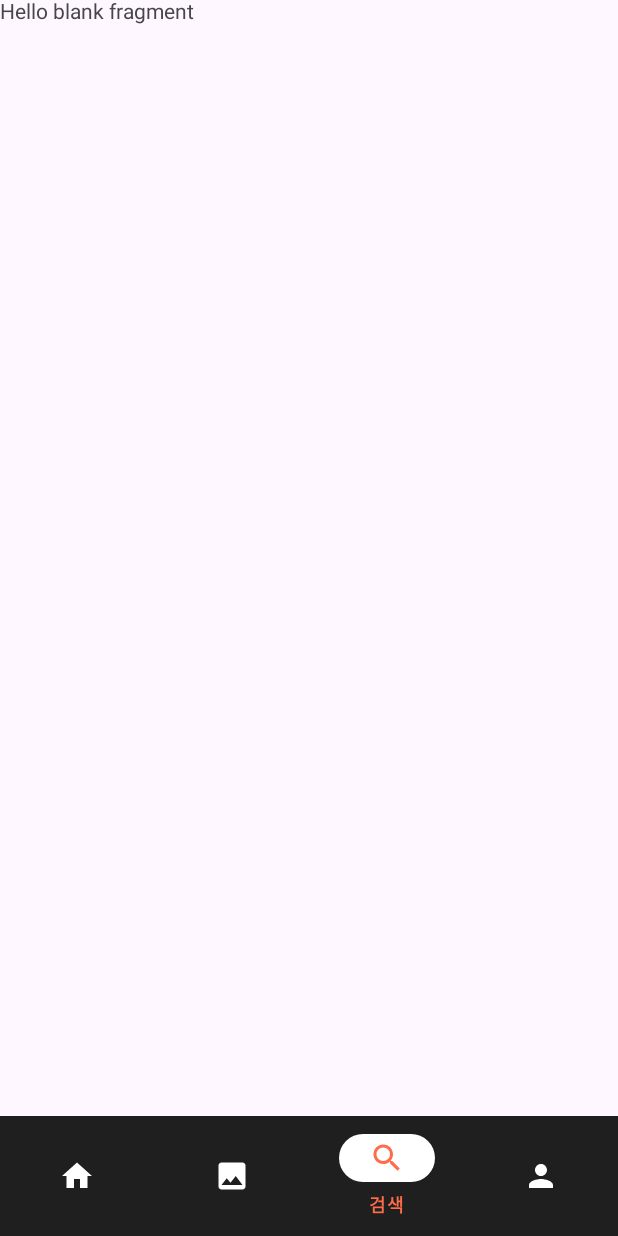
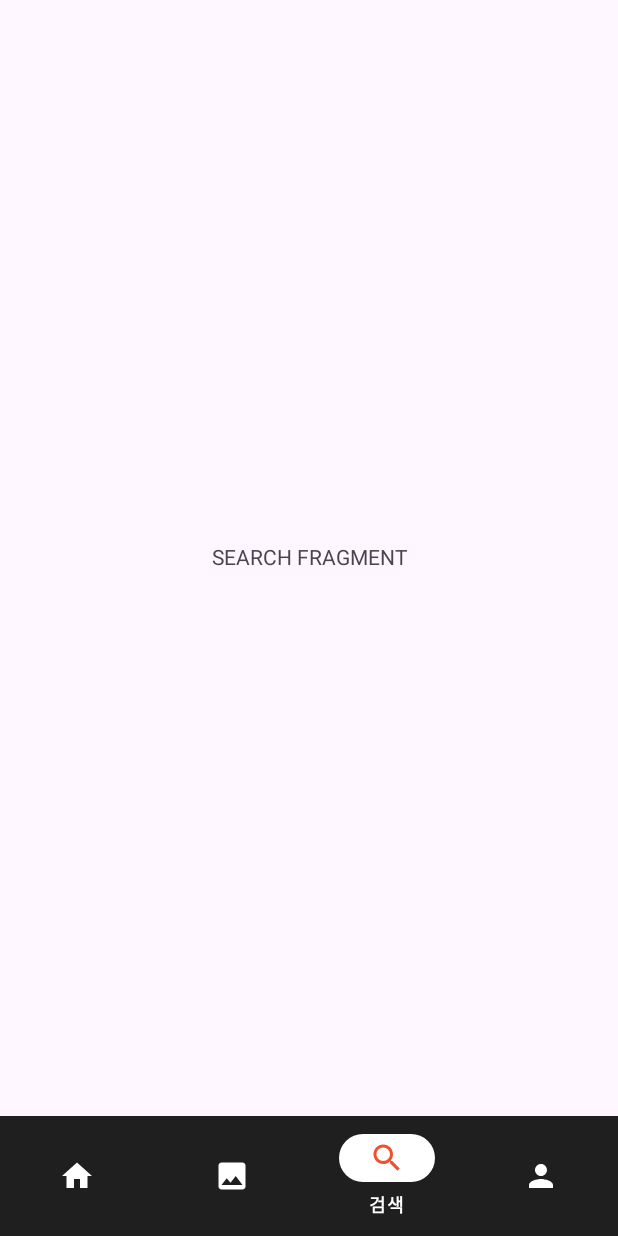
Before and after one commit to GO-SOPT-ANDROID/chaeyeon-jeon, an Android app: the HomeFragment screen opened directly, with no data from a screen before it, item 3 of the bottom bar chosen, on a phone screen of 412 x 824 dp. Run offline under Robolectric (Android 15) with nearby library versions, the phone set to English and light mode, and no system bars; our stand-ins replace Dagger/Hilt's generated code, Timber, data binding.

Commit message:
[MOD/#6] 빈 프래그먼트 text 변경 및 바텀 네비게이션 바 텍스트 색상 변경

```diff
--- a/app/src/main/res/drawable/sel_main_bot_nav_menu_color.xml
+++ b/app/src/main/res/drawable/sel_main_bot_nav_menu_color.xml
@@ -1,5 +1,5 @@
 <?xml version="1.0" encoding="utf-8"?>
 <selector xmlns:android="http://schemas.android.com/apk/res/android">
     <item android:color="@color/white" android:state_selected="false" />
-    <item android:color="@color/coral_600" android:state_selected="true" />
+    <item android:color="@color/coral_700" android:state_selected="true" />
 </selector>
--- a/app/src/main/res/layout/activity_main.xml
+++ b/app/src/main/res/layout/activity_main.xml
@@ -28,7 +28,7 @@
             android:background="@color/gray_800"
             app:itemActiveIndicatorStyle="@style/Widget.GoSopt.BottomNavigationView.ActiveIndicator"
             app:itemIconTint="@drawable/sel_main_bot_nav_menu_color"
-            app:itemTextColor="@drawable/sel_main_bot_nav_menu_color"
+            app:itemTextColor="@color/white"
             app:layout_constraintBottom_toBottomOf="parent"
             app:layout_constraintEnd_toEndOf="parent"
             app:layout_constraintStart_toStartOf="parent"
--- a/app/src/main/res/layout/fragment_gallery.xml
+++ b/app/src/main/res/layout/fragment_gallery.xml
@@ -14,7 +14,8 @@
         <TextView
             android:layout_width="match_parent"
             android:layout_height="match_parent"
-            android:text="@string/hello_blank_fragment" />
+            android:gravity="center"
+            android:text="@string/gallery_fragment" />
 
     </androidx.constraintlayout.widget.ConstraintLayout>
 </layout>
--- a/app/src/main/res/layout/fragment_search.xml
+++ b/app/src/main/res/layout/fragment_search.xml
@@ -7,15 +7,15 @@
 
     </data>
 
-    <FrameLayout
+    <androidx.constraintlayout.widget.ConstraintLayout
+        android:id="@+id/layout_search"
         android:layout_width="match_parent"
         android:layout_height="match_parent">
 
-        <!-- TODO: Update blank fragment layout -->
         <TextView
             android:layout_width="match_parent"
             android:layout_height="match_parent"
-            android:text="@string/hello_blank_fragment" />
-
-    </FrameLayout>
+            android:gravity="center"
+            android:text="@string/search_fragment" />
+    </androidx.constraintlayout.widget.ConstraintLayout>
 </layout>
--- a/app/src/main/res/values/strings.xml
+++ b/app/src/main/res/values/strings.xml
@@ -36,6 +36,19 @@
     <string name="main_search">검색</string>
     <string name="main_profile">프로필</string>
 
+    <!-- home -->
+    <string name="home_get_repo_list_fail_msg">리포지토리 목록 불러오기에 실패했습니다.</string>
+    <!-- home : repo header -->
+    <string name="home_repo_header_title">Repository List</string>
+    <!-- home : repo item -->
+    <string name="home_repo_img_description">리포지토리 %s 이미지</string>
+
+    <!-- gallery -->
+    <string name="gallery_fragment">GALLERY FRAGMENT</string>
+
+    <!-- search -->
+    <string name="search_fragment">SEARCH FRAGMENT</string>
+
     <!-- profile -->
     <string name="profile_name">이름 : %s</string>
     <string name="profile_specialty">특기 : %s</string>
@@ -43,11 +56,4 @@
     <string name="profile_logout_and_leave_btn">LOG OUT &amp; LEAVE</string>
     <string name="profile_logout_and_leave_msg">회원 정보가 삭제되었습니다.</string>
     <string name="profile_img_description">프로필 이미지</string>
-
-    <!-- home -->
-    <string name="home_get_repo_list_fail_msg">리포지토리 목록 불러오기에 실패했습니다.</string>
-    <!-- home : repo item -->
-    <string name="home_repo_img_description">리포지토리 %s 이미지</string>
-    <!-- home : repo header -->
-    <string name="home_repo_header_title">Repository List</string>
 </resources>
```
